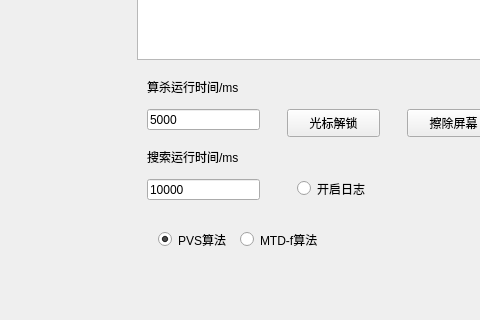
This is mainwindow.ui in guokla/renju_mtd as Qt 5 draws it before an edit; both pictures show x 563 to 1043 and y 334 to 654 of the 1164 by 654 pixel window. The edited form follows.
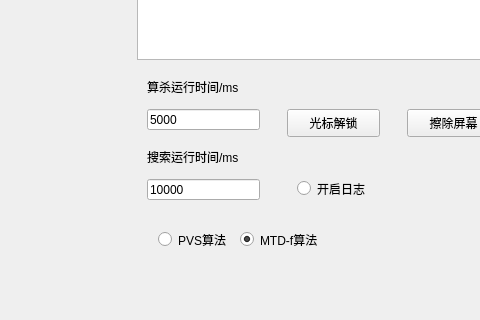
This is the edited form.

```diff
--- a/mainwindow.ui
+++ b/mainwindow.ui
@@ -173,7 +173,7 @@
         <string>PVS算法</string>
        </property>
        <property name="checked">
-        <bool>true</bool>
+        <bool>false</bool>
        </property>
       </widget>
      </item>
@@ -182,6 +182,9 @@
        <property name="text">
         <string>MTD-f算法</string>
        </property>
+       <property name="checked">
+        <bool>true</bool>
+       </property>
       </widget>
      </item>
     </layout>
```
